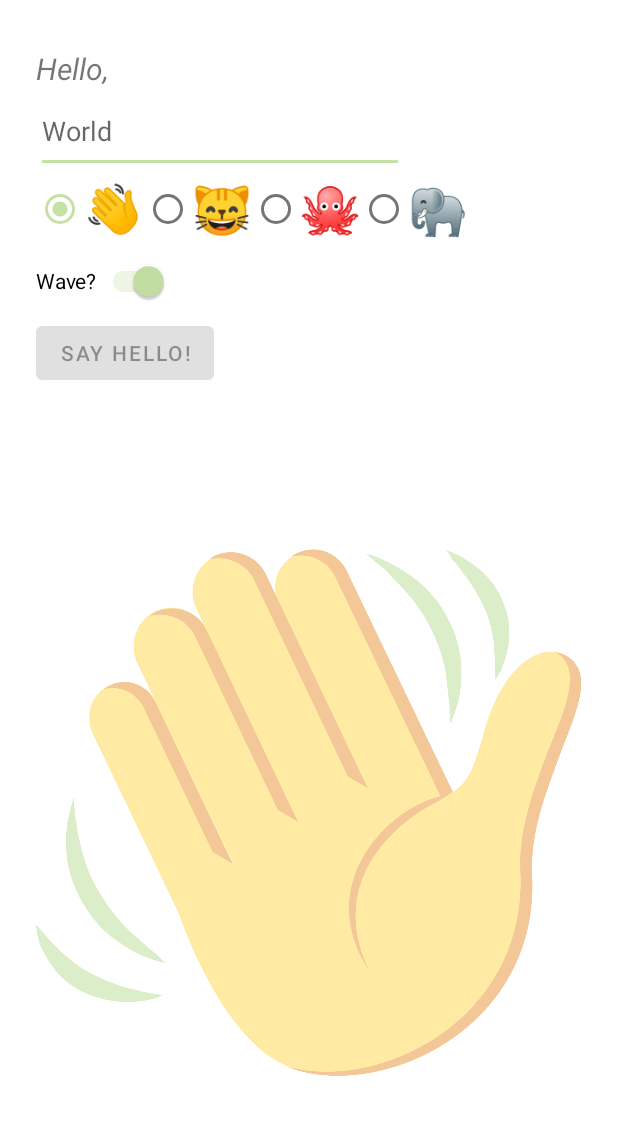
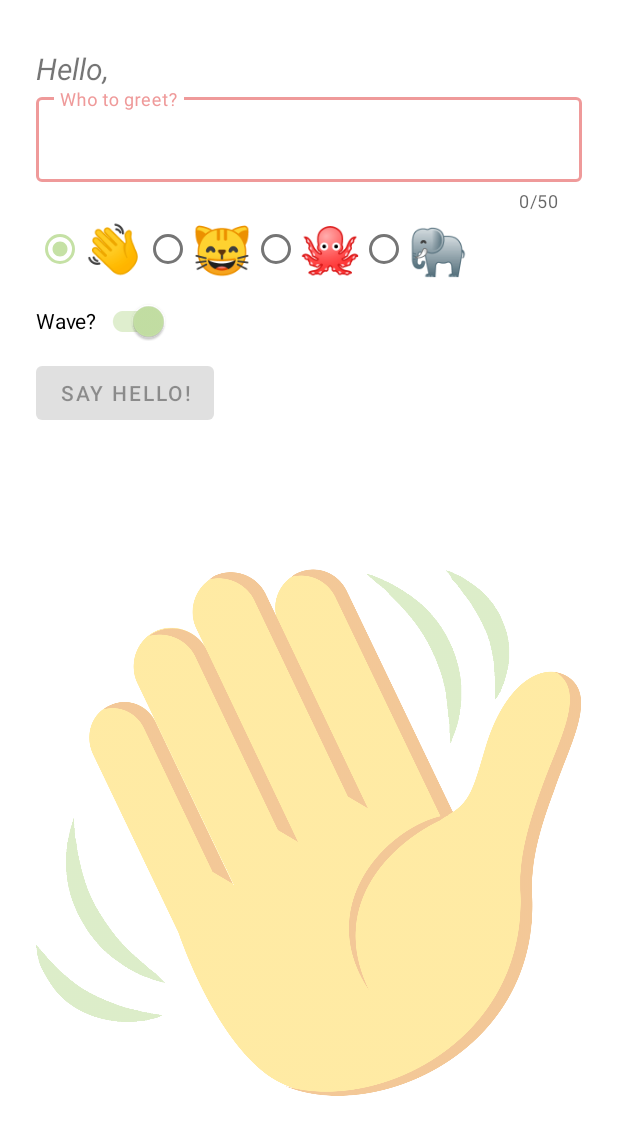
Before and after one commit to kvalle/hello-world-android, an Android app: the layout activity_main.xml on its own in the app's theme, with its tools: preview values and no code run, on a phone screen of 412 x 824 dp. Shown: the top 1135 px of the screen. Run offline under Robolectric (Android 15) with nearby library versions, the phone set to English and light mode, and no system bars.

Commit message:
change input and switch to material components

```diff
--- a/app/src/main/java/com/example/helloworldapp/MainActivity.kt
+++ b/app/src/main/java/com/example/helloworldapp/MainActivity.kt
@@ -43,7 +43,7 @@ class MainActivity : AppCompatActivity() {
             }
         }
 
-        binding.whoToGreetTextField.addTextChangedListener {
+        binding.whoToGreetField.addTextChangedListener {
             when (it?.isEmpty()) {
                 true -> binding.helloButton.isEnabled = false
                 false -> binding.helloButton.isEnabled = true
@@ -53,7 +53,7 @@ class MainActivity : AppCompatActivity() {
         binding.helloButton.setOnClickListener {
 
             Snackbar
-                .make(binding.root, "Hello, ${binding.whoToGreetTextField.text}!", Snackbar.LENGTH_SHORT)
+                .make(binding.root, "Hello, ${binding.whoToGreetField.text}!", Snackbar.LENGTH_SHORT)
                 .show()
 
             if (binding.waveSwitch.isChecked) {
--- a/app/src/main/res/layout/activity_main.xml
+++ b/app/src/main/res/layout/activity_main.xml
@@ -35,20 +35,28 @@
         app:layout_constraintStart_toStartOf="parent"
         app:layout_constraintTop_toTopOf="parent" />
 
-    <EditText
-        android:id="@+id/whoToGreetTextField"
-        android:layout_width="245dp"
-        android:layout_height="56dp"
-        android:autofillHints="name"
-        android:ems="10"
-        android:fontFamily="sans-serif"
-        android:imeOptions="actionDone"
-        android:inputType="textPersonName"
-        android:maxLength="34"
-        android:hint="@string/world"
+    <com.google.android.material.textfield.TextInputLayout
+        android:id="@+id/whoToGreetLayout"
+        android:layout_width="match_parent"
+        android:layout_height="wrap_content"
+        android:hint="@string/who_to_greet_field_label"
+        app:endIconMode="clear_text"
         app:layout_constraintStart_toStartOf="parent"
         app:layout_constraintTop_toBottomOf="@id/helloText"
-        tools:ignore="LabelFor" />
+        app:counterMaxLength="50"
+        app:counterEnabled="true"
+        style="@style/Widget.MaterialComponents.TextInputLayout.OutlinedBox"
+        >
+
+        <com.google.android.material.textfield.TextInputEditText
+            android:id="@+id/whoToGreetField"
+            android:imeOptions="actionDone"
+            android:inputType="textPersonName"
+            android:autofillHints="name"
+            android:layout_width="match_parent"
+            android:layout_height="wrap_content" />
+
+    </com.google.android.material.textfield.TextInputLayout>
 
     <RadioGroup
         android:id="@+id/animals_radio_button_group"
@@ -57,7 +65,7 @@
         android:checkedButton="@id/animals_radio_button_option_hand"
         android:orientation="horizontal"
         app:layout_constraintStart_toStartOf="parent"
-        app:layout_constraintTop_toBottomOf="@id/whoToGreetTextField">
+        app:layout_constraintTop_toBottomOf="@id/whoToGreetLayout">
 
         <RadioButton
             android:id="@+id/animals_radio_button_option_hand"
@@ -92,7 +100,7 @@
             tools:ignore="TextContrastCheck" />
     </RadioGroup>
 
-    <androidx.appcompat.widget.SwitchCompat
+    <com.google.android.material.switchmaterial.SwitchMaterial
         android:id="@+id/wave_switch"
         android:layout_width="0dp"
         android:layout_height="wrap_content"
--- a/app/src/main/res/values/strings.xml
+++ b/app/src/main/res/values/strings.xml
@@ -8,4 +8,5 @@
     <string name="kitten_button_text">😸</string>
     <string name="elephant_button_text">🐘</string>
     <string name="wave_question">Wave?</string>
+    <string name="who_to_greet_field_label">Who to greet?</string>
 </resources>
```
Also changed, not shown: 1 other file.
